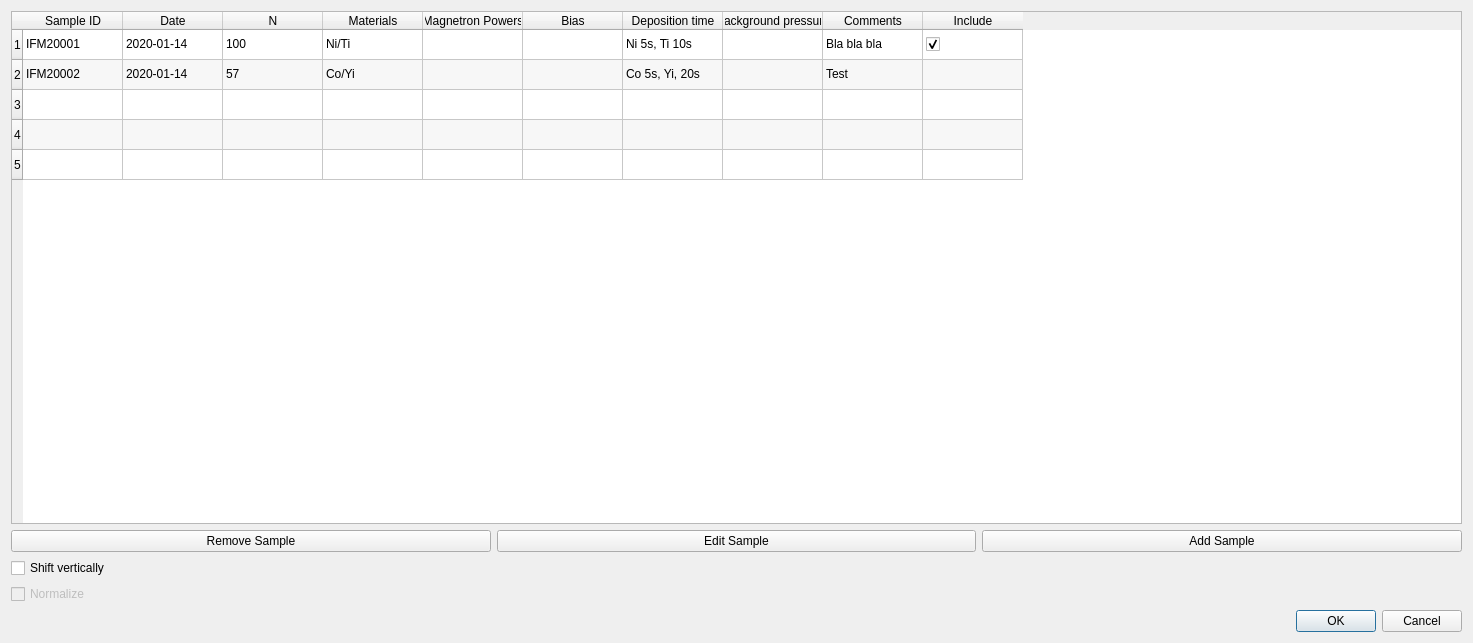
The window that simple_dialog.ui (sstendahl/KARIN) describes before a commit, drawn with Qt 5.
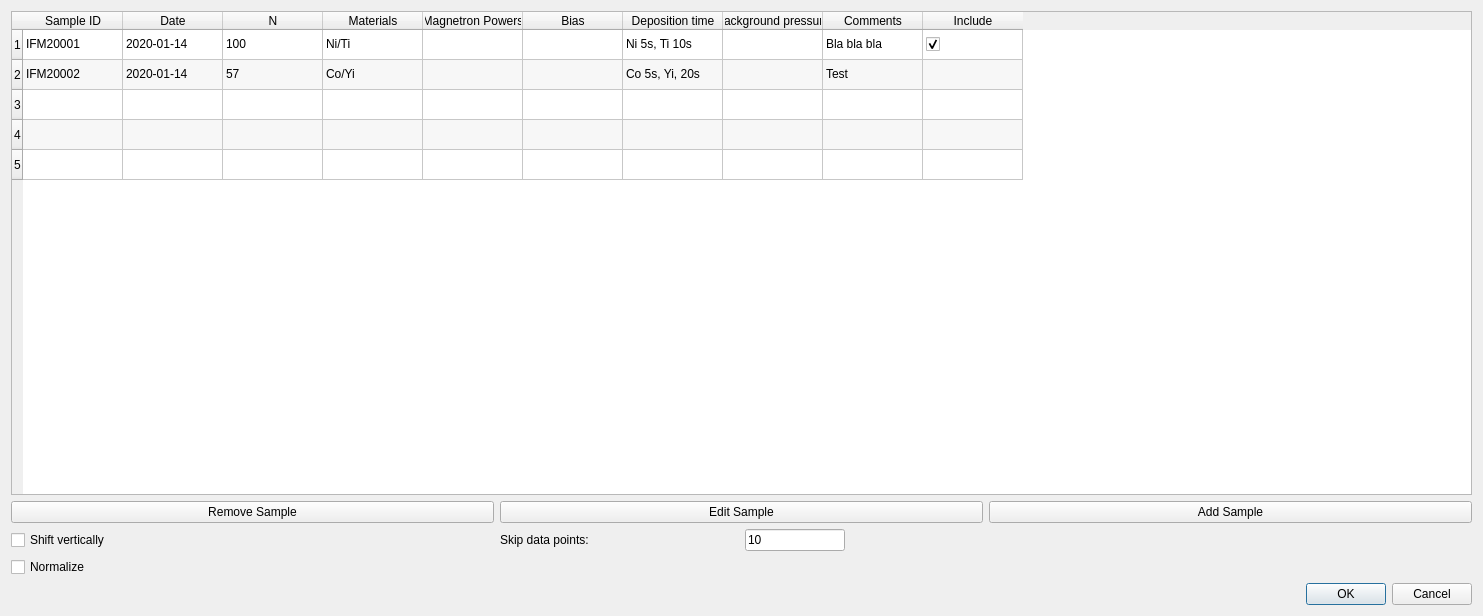
The same window after the commit.

Commit message: Added more setting options and fixed normalization button

The edit to the form file:
```diff
--- a/simple_dialog.ui
+++ b/simple_dialog.ui
@@ -6,16 +6,131 @@
    <rect>
     <x>0</x>
     <y>0</y>
-    <width>1473</width>
-    <height>643</height>
+    <width>1483</width>
+    <height>616</height>
    </rect>
   </property>
+  <property name="maximumSize">
+   <size>
+    <width>16777215</width>
+    <height>16777215</height>
+   </size>
+  </property>
   <property name="windowTitle">
    <string>SampleDB</string>
   </property>
   <layout class="QGridLayout" name="gridLayout">
+   <item row="1" column="0">
+    <layout class="QGridLayout" name="gridLayout_2">
+     <item row="0" column="0">
+      <widget class="QPushButton" name="removeSample_button">
+       <property name="text">
+        <string>Remove Sample</string>
+       </property>
+      </widget>
+     </item>
+     <item row="1" column="0">
+      <widget class="QCheckBox" name="checkBox_4">
+       <property name="text">
+        <string>Shift vertically</string>
+       </property>
+      </widget>
+     </item>
+     <item row="4" column="0">
+      <widget class="QCheckBox" name="normalizeBox">
+       <property name="enabled">
+        <bool>true</bool>
+       </property>
+       <property name="text">
+        <string>Normalize</string>
+       </property>
+       <property name="checkable">
+        <bool>true</bool>
+       </property>
+      </widget>
+     </item>
+     <item row="0" column="3">
+      <widget class="QPushButton" name="editSample_button">
+       <property name="text">
+        <string>Edit Sample</string>
+       </property>
+      </widget>
+     </item>
+     <item row="0" column="4">
+      <widget class="QPushButton" name="addSample_button">
+       <property name="text">
+        <string>Add Sample</string>
+       </property>
+      </widget>
+     </item>
+     <item row="1" column="3">
+      <layout class="QHBoxLayout" name="horizontalLayout">
+       <item alignment="Qt::AlignLeft">
+        <widget class="QLabel" name="label">
+         <property name="maximumSize">
+          <size>
+           <width>300</width>
+           <height>16777215</height>
+          </size>
+         </property>
+         <property name="layoutDirection">
+          <enum>Qt::LeftToRight</enum>
+         </property>
+         <property name="text">
+          <string>Skip data points:</string>
+         </property>
+        </widget>
+       </item>
+       <item alignment="Qt::AlignLeft">
+        <widget class="QLineEdit" name="skipdata">
+         <property name="maximumSize">
+          <size>
+           <width>100</width>
+           <height>16777215</height>
+          </size>
+         </property>
+         <property name="text">
+          <string>10</string>
+         </property>
+         <property name="maxLength">
+          <number>100</number>
+         </property>
+        </widget>
+       </item>
+      </layout>
+     </item>
+    </layout>
+   </item>
+   <item row="0" column="1">
+    <layout class="QGridLayout" name="gridLayout_3"/>
+   </item>
+   <item row="2" column="0">
+    <widget class="QDialogButtonBox" name="buttonBox">
+     <property name="orientation">
+      <enum>Qt::Horizontal</enum>
+     </property>
+     <property name="standardButtons">
+      <set>QDialogButtonBox::Cancel|QDialogButtonBox::Ok</set>
+     </property>
+     <property name="centerButtons">
+      <bool>false</bool>
+     </property>
+    </widget>
+   </item>
    <item row="0" column="0">
     <widget class="QTableWidget" name="SampleDBList">
+     <property name="minimumSize">
+      <size>
+       <width>256</width>
+       <height>0</height>
+      </size>
+     </property>
+     <property name="maximumSize">
+      <size>
+       <width>1677215</width>
+       <height>16777215</height>
+      </size>
+     </property>
      <property name="frameShape">
       <enum>QFrame::StyledPanel</enum>
      </property>
@@ -23,7 +138,7 @@
       <enum>QFrame::Sunken</enum>
      </property>
      <property name="sizeAdjustPolicy">
-      <enum>QAbstractScrollArea::AdjustIgnored</enum>
+      <enum>QAbstractScrollArea::AdjustToContents</enum>
      </property>
      <property name="editTriggers">
       <set>QAbstractItemView::NoEditTriggers</set>
@@ -40,6 +155,9 @@
      <property name="textElideMode">
       <enum>Qt::ElideRight</enum>
      </property>
+     <property name="showGrid">
+      <bool>true</bool>
+     </property>
      <property name="gridStyle">
       <enum>Qt::SolidLine</enum>
      </property>
@@ -202,64 +320,6 @@
      </item>
     </widget>
    </item>
-   <item row="0" column="1">
-    <layout class="QGridLayout" name="gridLayout_3"/>
-   </item>
-   <item row="1" column="0">
-    <layout class="QGridLayout" name="gridLayout_2">
-     <item row="1" column="0">
-      <widget class="QCheckBox" name="checkBox_4">
-       <property name="text">
-        <string>Shift vertically</string>
-       </property>
-      </widget>
-     </item>
-     <item row="0" column="2">
-      <widget class="QPushButton" name="addSample_button">
-       <property name="text">
-        <string>Add Sample</string>
-       </property>
-      </widget>
-     </item>
-     <item row="0" column="0">
-      <widget class="QPushButton" name="removeSample_button">
-       <property name="text">
-        <string>Remove Sample</string>
-       </property>
-      </widget>
-     </item>
-     <item row="2" column="0">
-      <widget class="QCheckBox" name="checkBox">
-       <property name="enabled">
-        <bool>false</bool>
-       </property>
-       <property name="text">
-        <string>Normalize</string>
-       </property>
-      </widget>
-     </item>
-     <item row="0" column="1">
-      <widget class="QPushButton" name="editSample_button">
-       <property name="text">
-        <string>Edit Sample</string>
-       </property>
-      </widget>
-     </item>
-    </layout>
-   </item>
-   <item row="2" column="0">
-    <widget class="QDialogButtonBox" name="buttonBox">
-     <property name="orientation">
-      <enum>Qt::Horizontal</enum>
-     </property>
-     <property name="standardButtons">
-      <set>QDialogButtonBox::Cancel|QDialogButtonBox::Ok</set>
-     </property>
-     <property name="centerButtons">
-      <bool>false</bool>
-     </property>
-    </widget>
-   </item>
   </layout>
  </widget>
  <resources/>
```
The commit also changes 9 other files.
